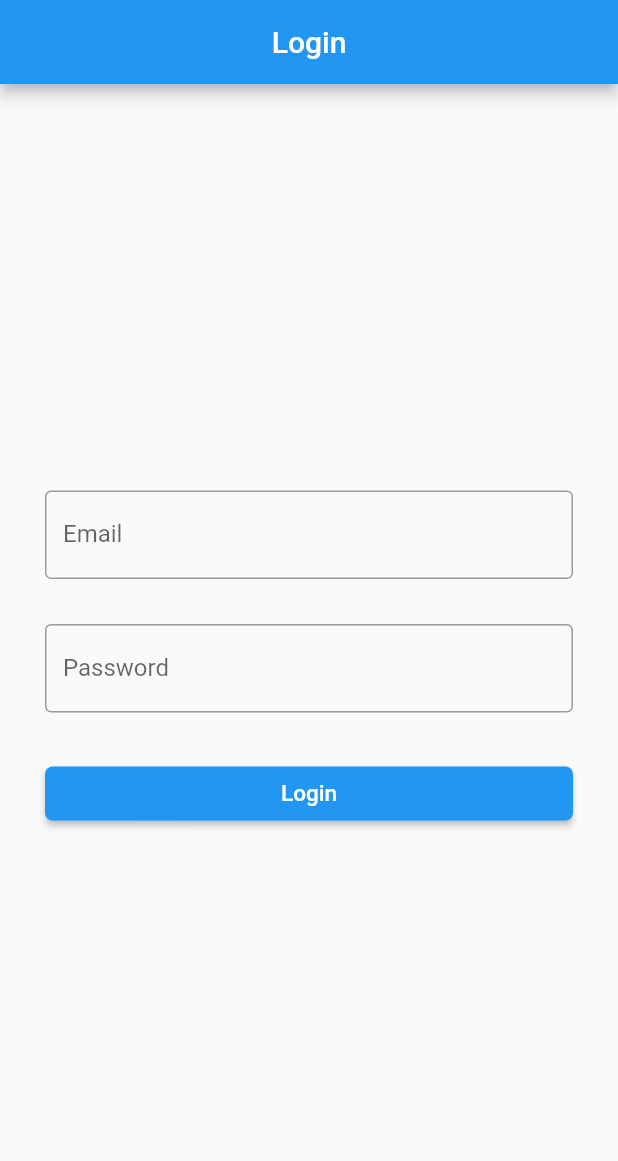
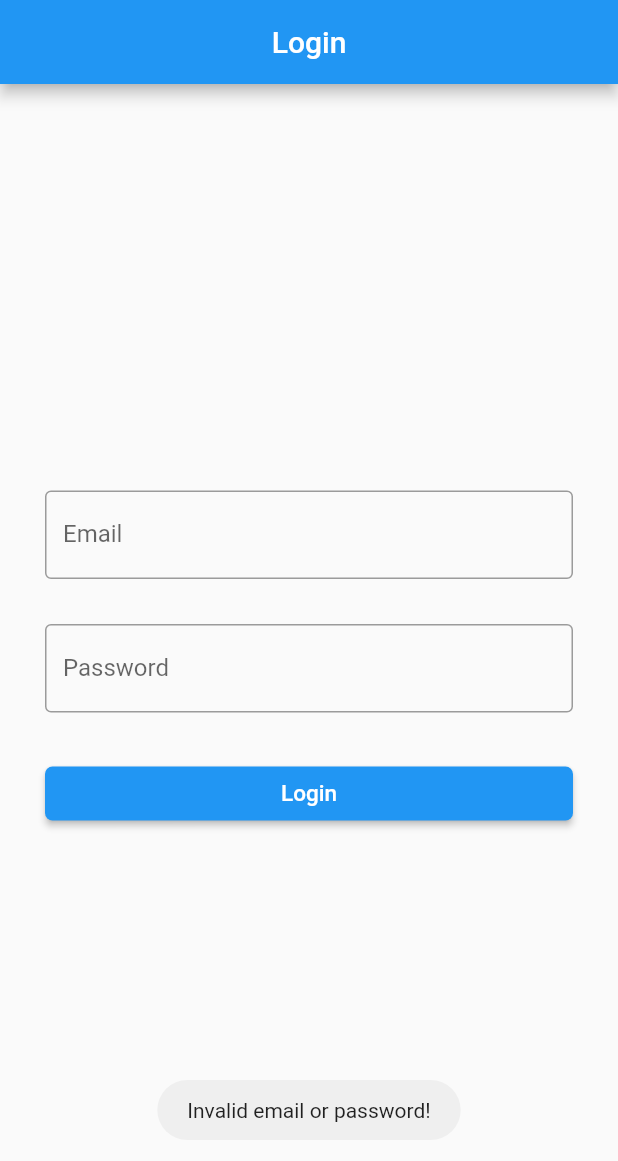
Before and after one commit to farhanaahmed/simple_form, a Flutter app: the screen it shows after launch, after a tap on "Login", on a phone screen of 412 x 824 dp. Shown: the top 1161 px of the screen. Run offline on Flutter 3.47's test engine with Material 2 defaults, Android fonts, the phone set to English and light mode, and no system bars; our stand-ins replace fluttertoast.

```diff
--- a/lib/login_screen.dart
+++ b/lib/login_screen.dart
@@ -1,4 +1,5 @@
 import 'package:flutter/material.dart';
+import 'package:fluttertoast/fluttertoast.dart';
 import 'package:forms/home_screen.dart';
 
 class LoginScreen extends StatefulWidget {
@@ -58,12 +59,22 @@ class _LoginScreenState extends State<LoginScreen> {
                 onPressed: () {
                   // print(_emailController.text);
                   // print(_passwordController.text);
+                  FocusManager.instance.primaryFocus?.unfocus();
                   if (_emailController.text == _email &&
                       _passwordController.text == _password) {
                     Navigator.pushReplacement(context,
                         MaterialPageRoute(builder: (context) => HomeScreen()));
                   } else {
-                    print("Invalid email or password!");
+                    //print("Invalid email or password!");
+                    Fluttertoast.showToast(
+                        msg: "Invalid email or password!",
+                        toastLength: Toast.LENGTH_SHORT,
+                        // gravity: ToastGravity.CENTER,
+                        // timeInSecForIosWeb: 1,
+                        // backgroundColor: Colors.red,
+                        // textColor: Colors.white,
+                        // fontSize: 16.0
+                    );
                   }
                 },
                 color: Colors.blue,
--- a/pubspec.yaml
+++ b/pubspec.yaml
@@ -33,7 +33,8 @@ dependencies:
 
   # The following adds the Cupertino Icons font to your application.
   # Use with the CupertinoIcons class for iOS style icons.
-  cupertino_icons: ^1.0.2
+  cupertino_icons: 1.0.2
+  fluttertoast: 8.1.1
 
 dev_dependencies:
   flutter_test:
```
Also changed, not shown: pubspec.lock, 1 other file.
